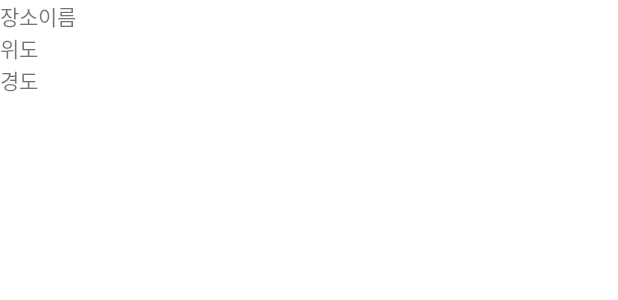
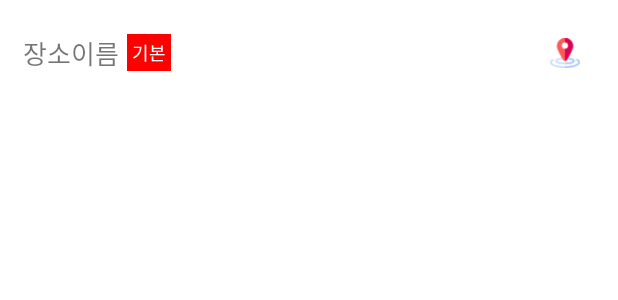
Before and after one commit to r2872/FinalProject_20210910, an Android app: the layout my_place_list_item.xml on its own in the app's theme, with its tools: preview values and no code run, on a phone screen of 412 x 824 dp. Shown: the top 300 px of the screen. Run offline under Robolectric (Android 15) with nearby library versions, the phone set to English and light mode, and no system bars; network calls fail.

```diff
--- a/app/src/main/res/layout/my_place_list_item.xml
+++ b/app/src/main/res/layout/my_place_list_item.xml
@@ -1,33 +1,42 @@
 <?xml version="1.0" encoding="utf-8"?>
 <LinearLayout xmlns:android="http://schemas.android.com/apk/res/android"
     android:layout_width="match_parent"
-    android:layout_height="70dp"
-    android:orientation="vertical">
-
-    <LinearLayout
-        android:layout_width="match_parent"
-        android:layout_height="match_parent"
-        android:orientation="vertical">
+    android:layout_height="wrap_content"
+    xmlns:tools="http://schemas.android.com/tools"
+    android:gravity="center_vertical"
+    android:orientation="horizontal"
+    android:padding="15dp">
 
     <TextView
         android:id="@+id/placeName_Txt"
         android:layout_width="wrap_content"
         android:layout_height="wrap_content"
-            android:text="장소이름" />
+        android:text="장소이름"
+        android:textSize="17sp" />
 
     <TextView
-            android:id="@+id/latitude_Txt"
+        android:visibility="gone"
+        tools:visibility="visible"
+        android:id="@+id/isPrimary"
         android:layout_width="wrap_content"
         android:layout_height="wrap_content"
-            android:text="위도" />
+        android:layout_marginStart="5dp"
+        android:background="@color/red"
+        android:padding="3dp"
+        android:text="기본"
+        android:textColor="@color/white"
+        android:textSize="12sp" />
 
     <TextView
-            android:id="@+id/longitude_Txt"
-            android:layout_width="wrap_content"
+        android:layout_width="0dp"
         android:layout_height="wrap_content"
-            android:text="경도" />
+        android:layout_weight="1" />
 
+    <ImageView
+        android:id="@+id/viewPlaceMap_Btn"
+        android:layout_width="40dp"
+        android:layout_height="40dp"
+        android:padding="10dp"
+        android:src="@drawable/map_marker_red" />
 
 </LinearLayout>
-
-</LinearLayout>
--- a/app/src/main/res/values/colors.xml
+++ b/app/src/main/res/values/colors.xml
@@ -7,4 +7,5 @@
     <color name="teal_700">#FF018786</color>
     <color name="black">#FF000000</color>
     <color name="white">#FFFFFFFF</color>
+    <color name="red">#FF0000</color>
 </resources>
```
Also changed, not shown: app/src/main/java/com/r2872/finalproject_20210910/ViewMyPlaceListActivity.kt (+8 -5 lines), app/src/main/java/com/r2872/finalproject_20210910/adapters/MyPlaceListAdapter.kt (+15 -10 lines), app/src/main/java/com/r2872/finalproject_20210910/datas/PlaceListData.kt (+6 -3 lines). Lines whose indentation alone changed are shown as unchanged.
